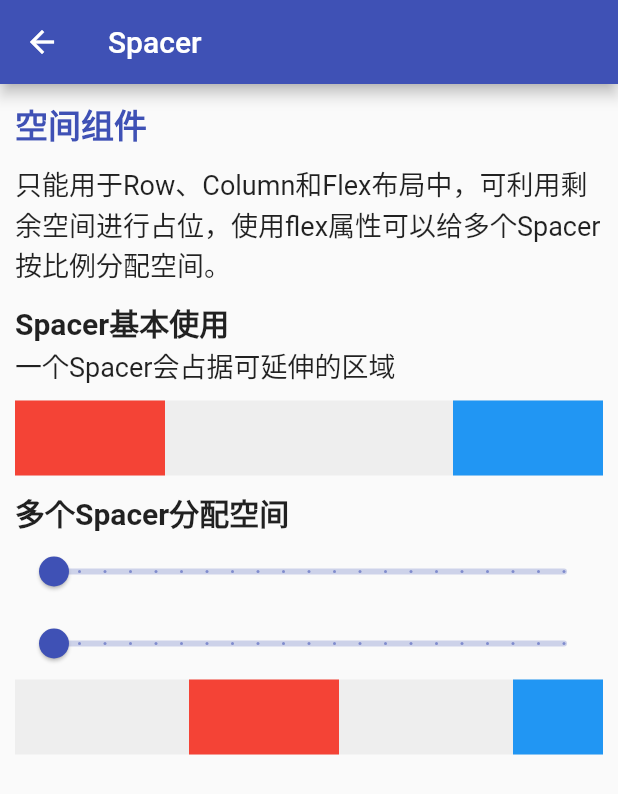
After one commit to Radicalfive/flutter_learning, a Flutter app: the SpacerWidget screen opened by its route, on a phone screen of 412 x 824 dp. The commit adds this screen. Shown: the top 794 px of the screen. Run offline on Flutter 3.47's test engine with Material 2 defaults, Android fonts, the phone set to English and light mode, and no system bars; network calls fail.

Commit message:
组件化学习（4）

```diff
--- a/flutter_demo/lib/common/data.dart
+++ b/flutter_demo/lib/common/data.dart
@@ -57,6 +57,31 @@
   ContainerInfo('CardWidget', '卡片组件，基于Material组件实现，用于将单个组件卡片化。', '/card'),
   ContainerInfo(
       'VisiblityWidget', '显隐组件，控制一个组件显示或隐藏，可设置隐藏后的占位组件。', '/visiblity'),
+  ContainerInfo('ListTileWidget',
+      'Flutter提供的一个通用列表条目结构，为左中右结构。相应位置可插入组件，可以很方便地应对特定的条目。', '/listtile'),
+  ContainerInfo(
+      'CheckboxListTileWidget',
+      'Flutter提供的一个通用列表条目结构，为左中结构，尾部是一个Checkbox。相应位置可插入组件，可以很方便地应对特定的条目。',
+      '/checkboxlisttile'),
+  ContainerInfo(
+      'SwitchListTileWidget',
+      'Flutter提供的一个通用列表条目结构，为左中结构，尾部是一个Switch。相应位置可插入组件，可以很方便地进行切换。',
+      '/switchlisttile'),
+  ContainerInfo(
+      'RadioListTileWidget',
+      'Flutter提供的一个通用列表条目结构，为左中结构，尾部是一个Radio。相应位置可插入组件，可以很方便地进行切换。',
+      '/radiolisttile'),
+  ContainerInfo('GridTileWidget', 'Flutter提供的一个通用列表条目结构，可指定头、尾、子组件，常用与网格列表.',
+      '/gridtile'),
+  ContainerInfo('AboutListTileWidget',
+      '一个点击条目，点击时可以弹出应用相关信息，可指定应用图标、应用名、应用版本号等信息和内部的子组件列表。', '/aboutlisttile'),
+  ContainerInfo(
+      'SpacerWidget',
+      '只能用于Row、Column和Flex布局中，可利用剩余空间进行占位，使用flex属性可以给多个Spacer按比例分配空间。',
+      '/spacer'),
+  ContainerInfo('AlertDialogWidget',
+      '一个通用的对话框结构，可指定头、中、尾处的组件。拥有标题、内容的文字样式和边距、影深、形状等属性。', '/alertdialog'),
+
 ];
 
 final statefulList = <ContainerInfo>[
--- /dev/null
+++ b/flutter_demo/lib/widget/stateless/spacer_widget.dart
@@ -0,0 +1,124 @@
+import 'package:flutter/material.dart';
+import 'package:flutter_demo/common/style.dart';
+
+class SpacerWidget extends StatefulWidget {
+  const SpacerWidget({Key? key}) : super(key: key);
+
+  @override
+  State<SpacerWidget> createState() => _SpacerWidgetState();
+}
+
+class _SpacerWidgetState extends State<SpacerWidget> {
+  int _flexA = 1;
+  int _flexB = 1;
+
+  @override
+  Widget build(BuildContext context) {
+    return Scaffold(
+      appBar: AppBar(
+        title: const Text('Spacer'),
+      ),
+      body: Container(
+        padding: const EdgeInsets.all(10),
+        child: SingleChildScrollView(
+          child: Column(
+            crossAxisAlignment: CrossAxisAlignment.start,
+            children: <Widget>[
+              const Text(
+                '空间组件',
+                style: titleStyle,
+              ),
+              Container(
+                margin: const EdgeInsets.symmetric(
+                  vertical: 10.0,
+                ),
+                child: const Text(
+                  '只能用于Row、Column和Flex布局中，可利用剩余空间进行占位，使用flex属性可以给多个Spacer按比例分配空间。',
+                  style: descStyle,
+                ),
+              ),
+              const Text(
+                'Spacer基本使用',
+                style: subTitleStyle,
+              ),
+              const Text(
+                '一个Spacer会占据可延伸的区域',
+                style: descStyle,
+              ),
+              Container(
+                color: Colors.grey.withAlpha(33),
+                margin: const EdgeInsets.symmetric(
+                  vertical: 10.0,
+                ),
+                child: Row(
+                  children: <Widget>[
+                    Container(
+                      alignment: Alignment.center,
+                      width: 100,
+                      height: 50,
+                      color: Colors.red,
+                    ),
+                    const Spacer(),
+                    Container(
+                      alignment: Alignment.center,
+                      width: 100,
+                      height: 50,
+                      color: Colors.blue,
+                    ),
+                  ],
+                ),
+              ),
+              const Text(
+                '多个Spacer分配空间',
+                style: subTitleStyle,
+              ),
+              _buildSliders(),
+              Container(
+                color: Colors.grey.withAlpha(33),
+                child: Row(
+                  children: <Widget>[
+                    Spacer(flex: _flexA),
+                    Container(
+                      alignment: Alignment.center,
+                      width: 100,
+                      height: 50,
+                      color: Colors.red,
+                    ),
+                    Spacer(flex: _flexB),
+                    Container(
+                      alignment: Alignment.center,
+                      width: 60,
+                      height: 50,
+                      color: Colors.blue,
+                    )
+                  ],
+                ),
+              )
+            ],
+          ),
+        ),
+      ),
+    );
+  }
+
+  Widget _buildSliders() {
+    return Column(
+      children: <Widget>[
+        Slider(
+            divisions: 20,
+            label: "左边flex: $_flexA",
+            min: 1,
+            max: 10,
+            value: _flexA.toDouble(),
+            onChanged: (v) => setState(() => _flexA = v.round())),
+        Slider(
+            divisions: 20,
+            label: "右边flex: $_flexB",
+            min: 1,
+            max: 10,
+            value: _flexB.toDouble(),
+            onChanged: (v) => setState(() => _flexB = v.round())),
+      ],
+    );
+  }
+}
```
Also changed, not shown: flutter_demo/lib/common/routes.dart (+20 -1 lines), flutter_demo/lib/widget/stateless/aboutlisttile_widget.dart (added, +57 -0 lines), flutter_demo/lib/widget/stateless/alertdialog_widget.dart (added, +118 -0 lines), flutter_demo/lib/widget/stateless/checkboxlisttile_widget.dart (added, +66 -0 lines), flutter_demo/lib/widget/stateless/gridtile_widget.dart (added, +75 -0 lines), flutter_demo/lib/widget/stateless/listtile_widget.dart (added, +65 -0 lines), flutter_demo/lib/widget/stateless/radiolisttile_widget.dart (added, +84 -0 lines), flutter_demo/lib/widget/stateless/switchlisttile_widget.dart (added, +68 -0 lines), flutter_demo/images/dart.webp (added), flutter_demo/images/flutter.webp (added), flutter_demo/images/java.webp (added), flutter_demo/images/kotlin.webp (added), flutter_demo/lib/widget/stateless/visiblity_widget.dart (line endings or trailing spaces), 40 other files.
